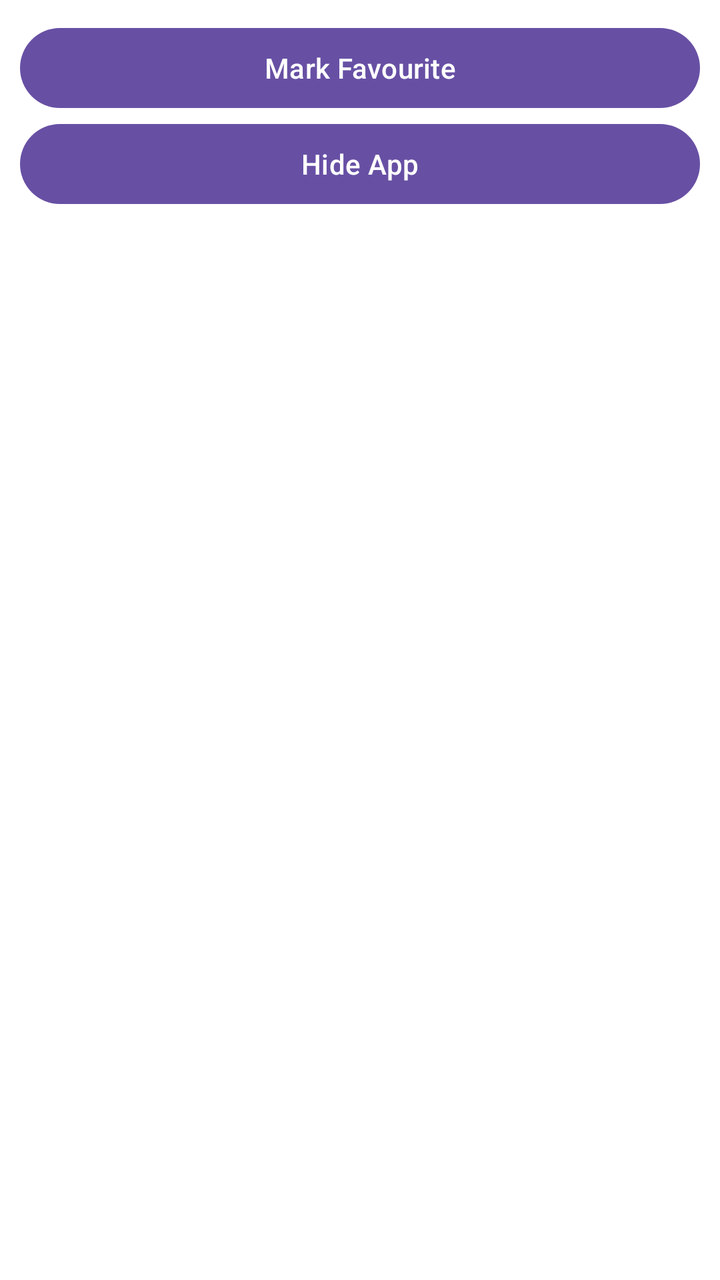
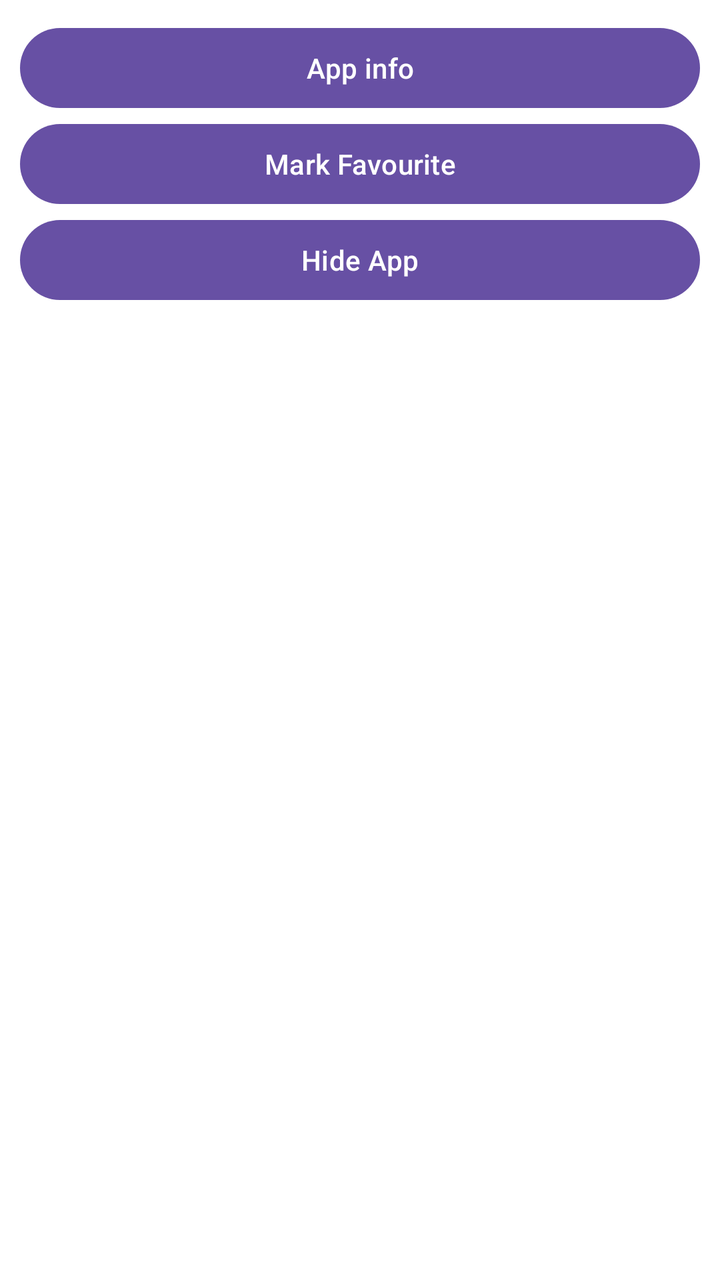

Screens rendered from an Android XML layout before and after an edit, with the pre-edit source and the edit as a unified diff.
<!-- AndroidManifest.xml: application theme Theme.MinimalLauncher -->
<!-- res/layout/normal_app_menu.xml -->
<?xml version="1.0" encoding="utf-8"?>
<LinearLayout xmlns:android="http://schemas.android.com/apk/res/android"
    android:orientation="vertical"
    android:padding="10dp"
    android:layout_width="match_parent"
    android:layout_height="match_parent">

    <com.google.android.material.button.MaterialButton
        android:id="@+id/mark_favourite"
        android:text="@string/mark_favourite"
        android:layout_width="match_parent"
        android:layout_height="wrap_content" />

    <com.google.android.material.button.MaterialButton
        android:id="@+id/hide"
        android:text="@string/hide_app"
        android:layout_width="match_parent"
        android:layout_height="wrap_content" />

</LinearLayout>
<!-- resources referenced by this layout -->
<resources>
  <string name="hide_app">Hide App</string>
  <string name="mark_favourite">Mark Favourite</string>
  <style name="Theme.MinimalLauncher" parent="Theme.Transparent" />
  <style name="Theme.Transparent" parent="Theme.Material3.DayNight.NoActionBar">
          <item name="android:windowIsTranslucent">true</item>
          <item name="android:windowBackground">@android:color/transparent</item>
          <item name="android:colorBackgroundCacheHint">@null</item>
          <item name="android:textColor">@color/white</item>
          <item name="android:windowShowWallpaper">true</item>
      </style>
  <color name="white">#FFFFFFFF</color>
</resources>

<!-- the commit's change to res/layout/normal_app_menu.xml (unified diff, before → after) -->
@@ -4,6 +4,12 @@
     android:padding="10dp"
     android:layout_width="match_parent"
     android:layout_height="match_parent">
+
+    <com.google.android.material.button.MaterialButton
+        android:id="@+id/info"
+        android:text="@string/app_info"
+        android:layout_width="match_parent"
+        android:layout_height="wrap_content" />
 
     <com.google.android.material.button.MaterialButton
         android:id="@+id/mark_favourite"
<!-- resource entries referenced after the edit -->
@@ -1,5 +1,6 @@
 <!-- resources referenced by this layout -->
 <resources>
+  <string name="app_info">App info</string>
   <string name="hide_app">Hide App</string>
   <string name="mark_favourite">Mark Favourite</string>
   <style name="Theme.MinimalLauncher" parent="Theme.Transparent" />
